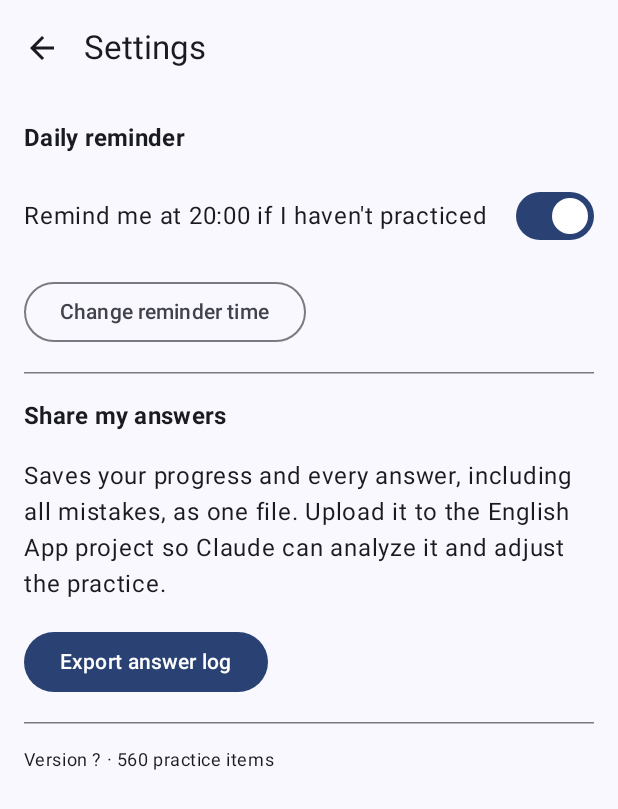
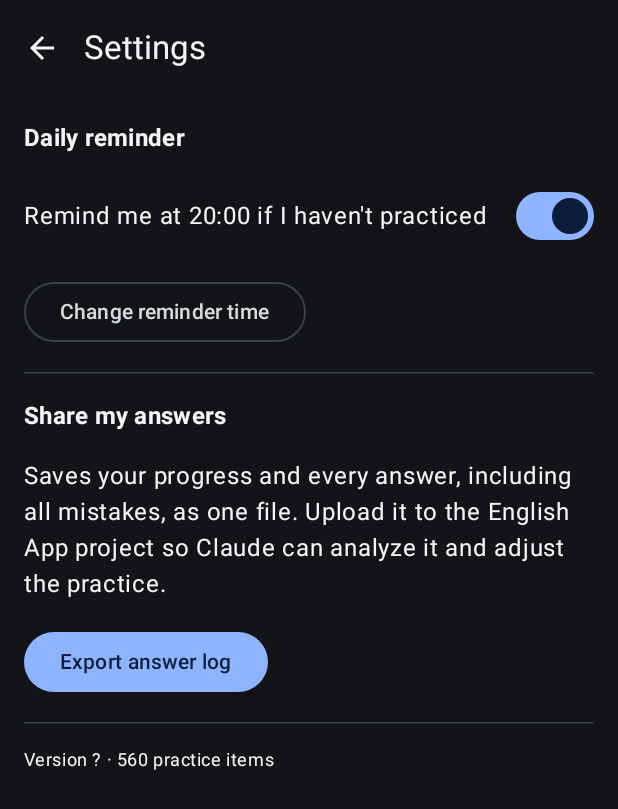
Before and after one commit to dmeltz/english-practice, an Android app built with Jetpack Compose: the screen it shows after launch (MainActivity), after a tap on "Settings", on a phone screen of 412 x 824 dp. Shown: the top 809 px of the screen. Run offline under Robolectric (Android 15) with nearby library versions, the phone set to English and light mode, and no system bars.

```diff
--- a/app/src/main/kotlin/com/dmeltz/englishpractice/MainActivity.kt
+++ b/app/src/main/kotlin/com/dmeltz/englishpractice/MainActivity.kt
@@ -5,6 +5,7 @@ import android.content.Intent
 import android.os.Build
 import android.os.Bundle
 import androidx.activity.ComponentActivity
+import androidx.activity.SystemBarStyle
 import androidx.activity.compose.BackHandler
 import androidx.activity.compose.rememberLauncherForActivityResult
 import androidx.activity.compose.setContent
@@ -42,7 +43,11 @@ class MainActivity : ComponentActivity() {
 
     override fun onCreate(savedInstanceState: Bundle?) {
         super.onCreate(savedInstanceState)
-        enableEdgeToEdge()
+        // The app is always dark, so the status bar always gets light icons.
+        enableEdgeToEdge(
+            statusBarStyle = SystemBarStyle.dark(android.graphics.Color.TRANSPARENT),
+            navigationBarStyle = SystemBarStyle.dark(android.graphics.Color.TRANSPARENT),
+        )
         speaker = Speaker(this)
         val repo = Repository.get(this)
         Reminders.schedule(this)
--- a/app/src/main/kotlin/com/dmeltz/englishpractice/ui/SessionScreen.kt
+++ b/app/src/main/kotlin/com/dmeltz/englishpractice/ui/SessionScreen.kt
@@ -281,7 +281,7 @@ private fun QuestionView(entry: Entry, speaker: Speaker, onSubmit: (String) -> U
         value = typed,
         onValueChange = { typed = it },
         modifier = Modifier.fillMaxWidth().focusRequester(focus),
-        textStyle = MaterialTheme.typography.titleLarge,
+        textStyle = MaterialTheme.typography.titleLarge.copy(color = MaterialTheme.colorScheme.onSurface),
         placeholder = { Text("Your answer") },
         // Password-type keyboards don't offer suggestions or autocorrect, which would give the spelling away.
         // The text itself stays visible.
--- a/app/src/main/kotlin/com/dmeltz/englishpractice/ui/Theme.kt
+++ b/app/src/main/kotlin/com/dmeltz/englishpractice/ui/Theme.kt
@@ -1,38 +1,51 @@
 package com.dmeltz.englishpractice.ui
 
-import android.os.Build
-import androidx.compose.foundation.isSystemInDarkTheme
+import androidx.compose.foundation.layout.fillMaxSize
 import androidx.compose.material3.MaterialTheme
+import androidx.compose.material3.Surface
 import androidx.compose.material3.darkColorScheme
-import androidx.compose.material3.dynamicDarkColorScheme
-import androidx.compose.material3.dynamicLightColorScheme
-import androidx.compose.material3.lightColorScheme
 import androidx.compose.runtime.Composable
+import androidx.compose.ui.Modifier
 import androidx.compose.ui.graphics.Color
-import androidx.compose.ui.platform.LocalContext
 
-val Good = Color(0xFF2E7D32)
-val Bad = Color(0xFFC62828)
-val Brand = Color(0xFF2F5DA8)
+// Brighter than the usual Material greens and reds, so they read well on the dark background.
+val Good = Color(0xFF7BD88F)
+val Bad = Color(0xFFFF7A7A)
+val Brand = Color(0xFF8FB4FF)
+
+/** Always dark, with near-white text, whatever the phone's own theme is. */
+private val Colors = darkColorScheme(
+    primary = Brand,
+    onPrimary = Color(0xFF0B1B3A),
+    primaryContainer = Color(0xFF203A6B),
+    onPrimaryContainer = Color(0xFFE3EBFF),
+    secondary = Color(0xFFB9C6E4),
+    background = Color(0xFF121418),
+    onBackground = Color(0xFFF2F4F8),
+    surface = Color(0xFF121418),
+    onSurface = Color(0xFFF2F4F8),
+    surfaceVariant = Color(0xFF2A2F38),
+    onSurfaceVariant = Color(0xFFD5DAE3),
+    surfaceContainer = Color(0xFF1E222A),
+    surfaceContainerHigh = Color(0xFF242932),
+    surfaceContainerHighest = Color(0xFF2B313B),
+    outline = Color(0xFF8E96A4),
+    outlineVariant = Color(0xFF3A404B),
+    errorContainer = Color(0xFF4A1F22),
+    onErrorContainer = Color(0xFFFFDAD8),
+)
 
 @Composable
 fun AppTheme(content: @Composable () -> Unit) {
-    val dark = isSystemInDarkTheme()
-    val colors = when {
-        Build.VERSION.SDK_INT >= 31 -> {
-            val context = LocalContext.current
-            if (dark) dynamicDarkColorScheme(context) else dynamicLightColorScheme(context)
-        }
-        dark -> darkColorScheme(primary = Color(0xFF9EB9F0))
-        else -> lightColorScheme(primary = Brand)
+    MaterialTheme(colorScheme = Colors) {
+        Surface(Modifier.fillMaxSize(), color = MaterialTheme.colorScheme.background, content = content)
     }
-    MaterialTheme(colorScheme = colors, content = content)
 }
 
 /** A score from 0 to 1 as a color from red through amber to green. */
 fun scoreColor(score: Double): Color = when {
     score >= 0.8 -> Good
-    score >= 0.6 -> Color(0xFF9E9D24)
-    score >= 0.45 -> Color(0xFFEF6C00)
+    score >= 0.6 -> Color(0xFFD9D46A)
+    score >= 0.45 -> Color(0xFFFFB066)
     else -> Bad
 }
--- a/app/src/main/res/values/themes.xml
+++ b/app/src/main/res/values/themes.xml
@@ -1,9 +1,11 @@
 <?xml version="1.0" encoding="utf-8"?>
 <resources>
-    <style name="Theme.EnglishPractice" parent="android:Theme.Material.Light.NoActionBar">
+    <style name="Theme.EnglishPractice" parent="android:Theme.Material.NoActionBar">
+        <item name="android:windowBackground">@color/window</item>
         <item name="android:statusBarColor">@android:color/transparent</item>
         <item name="android:navigationBarColor">@android:color/transparent</item>
     </style>
+    <color name="window">#121418</color>
     <color name="brand">#2F5DA8</color>
     <color name="brand_dark">#1E3F75</color>
     <color name="done">#2E7D32</color>
```
